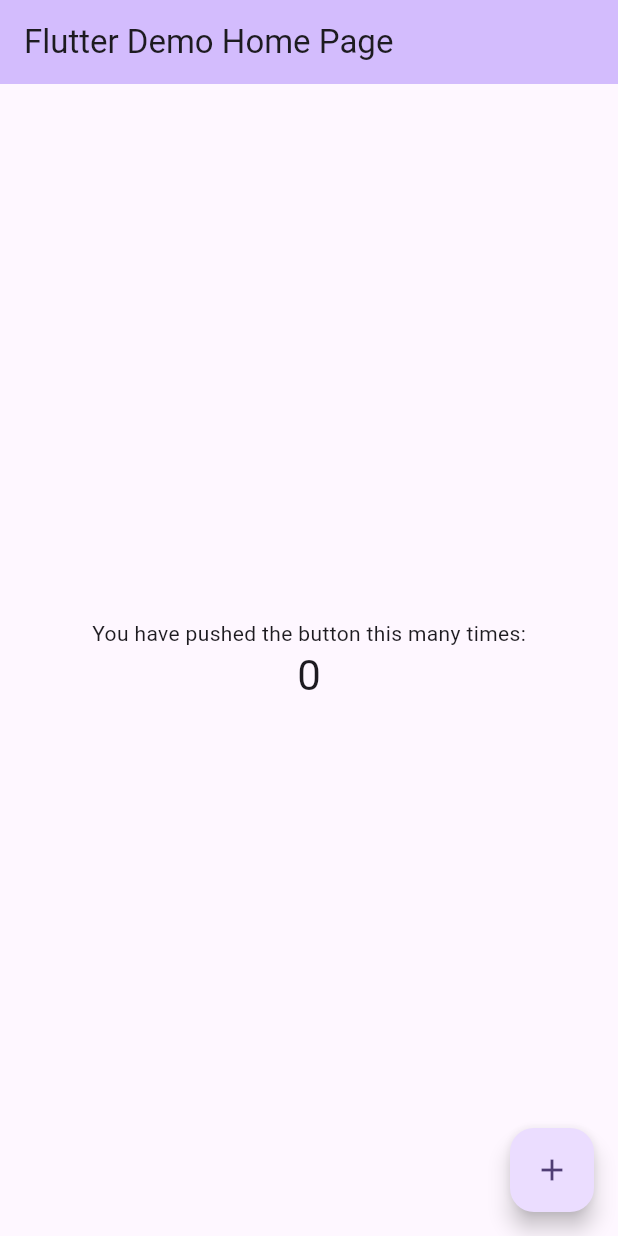
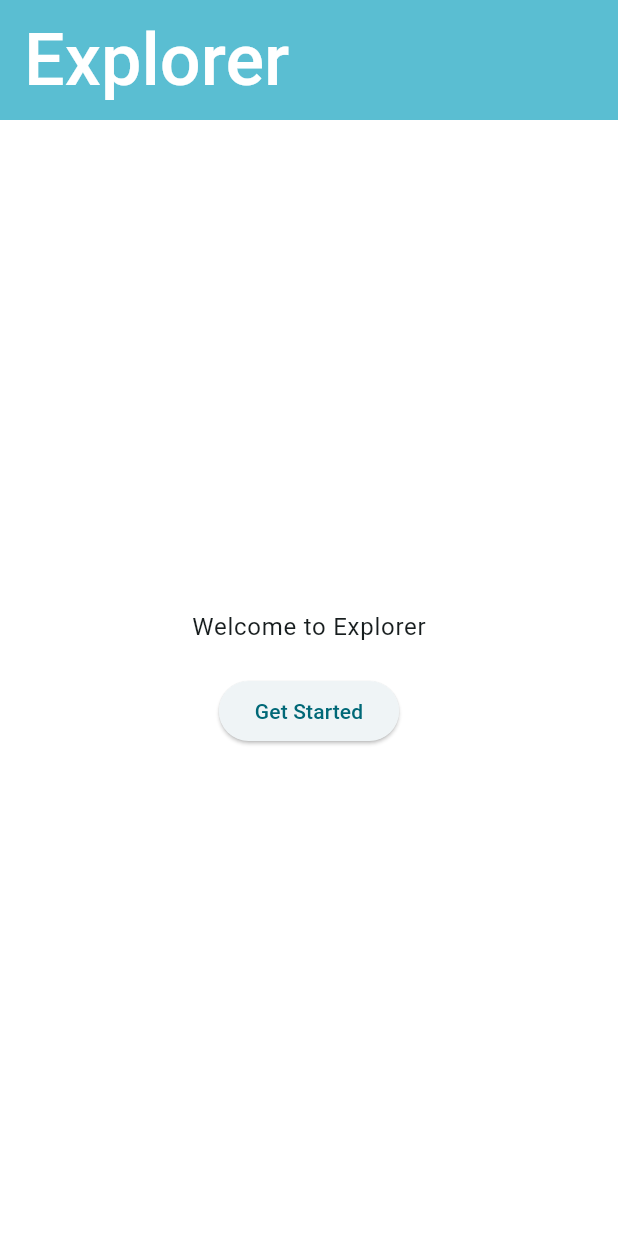
Before and after one commit to jackmccowan/explorer_web, a Flutter app: the screen it shows after launch, on a phone screen of 412 x 824 dp. Run offline on Flutter 3.47's test engine with Material 3 defaults, Android fonts, the phone set to English and light mode, and no system bars; our stand-ins replace firebase_core; accounts and stored records are empty.

Commit message:
updated front end

```diff
--- a/lib/main.dart
+++ b/lib/main.dart
@@ -1,5 +1,7 @@
 import 'package:firebase_core/firebase_core.dart';
 import 'package:flutter/material.dart';
+
+const Color explorerBlue = Color.fromARGB(255, 90, 190, 210);
 
 void main() async {
   WidgetsFlutterBinding.ensureInitialized();
@@ -17,90 +19,58 @@ void main() async {
 class MyApp extends StatelessWidget {
   const MyApp({super.key});
 
-  // This widget is the root of your application.
   @override
   Widget build(BuildContext context) {
     return MaterialApp(
-      title: 'Flutter Demo',
+      debugShowCheckedModeBanner: false,
+      title: 'Explorer',
       theme: ThemeData(
-        colorScheme: ColorScheme.fromSeed(seedColor: Colors.deepPurple),
+        colorScheme: ColorScheme.fromSeed(seedColor: explorerBlue),
         useMaterial3: true,
       ),
-      home: const MyHomePage(title: 'Flutter Demo Home Page'),
+      home: const MyHomePage(),
     );
   }
 }
 
-class MyHomePage extends StatefulWidget {
-  const MyHomePage({super.key, required this.title});
-
-  final String title;
-
-  @override
-  State<MyHomePage> createState() => _MyHomePageState();
-}
-
-class _MyHomePageState extends State<MyHomePage> {
-  int _counter = 0;
-
-  void _incrementCounter() {
-    setState(() {
-      _counter++;
-    });
-  }
+class MyHomePage extends StatelessWidget {
+  const MyHomePage({super.key});
 
   @override
   Widget build(BuildContext context) {
-    // This method is rerun every time setState is called, for instance as done
-    // by the _incrementCounter method above.
-    //
-    // The Flutter framework has been optimized to make rerunning build methods
-    // fast, so that you can just rebuild anything that needs updating rather
-    // than having to individually change instances of widgets.
     return Scaffold(
       appBar: AppBar(
-        // TRY THIS: Try changing the color here to a specific color (to
-        // Colors.amber, perhaps?) and trigger a hot reload to see the AppBar
-        // change color while the other colors stay the same.
-        backgroundColor: Theme.of(context).colorScheme.inversePrimary,
-        // Here we take the value from the MyHomePage object that was created by
-        // the App.build method, and use it to set our appbar title.
-        title: Text(widget.title),
+        title: const Text("Explorer", style: TextStyle(color: Colors.white, fontSize: 48, fontWeight: FontWeight.w500)),
+        backgroundColor: explorerBlue,
+        toolbarHeight: 80,
       ),
-      body: Center(
-        // Center is a layout widget. It takes a single child and positions it
-        // in the middle of the parent.
-        child: Column(
-          // Column is also a layout widget. It takes a list of children and
-          // arranges them vertically. By default, it sizes itself to fit its
-          // children horizontally, and tries to be as tall as its parent.
-          //
-          // Column has various properties to control how it sizes itself and
-          // how it positions its children. Here we use mainAxisAlignment to
-          // center the children vertically; the main axis here is the vertical
-          // axis because Columns are vertical (the cross axis would be
-          // horizontal).
-          //
-          // TRY THIS: Invoke "debug painting" (choose the "Toggle Debug Paint"
-          // action in the IDE, or press "p" in the console), to see the
-          // wireframe for each widget.
-          mainAxisAlignment: MainAxisAlignment.center,
-          children: <Widget>[
-            const Text(
-              'You have pushed the button this many times:',
+      body: Stack(
+        children: [
+          Positioned.fill(
+            child: Column(
+              children: [
+                Expanded(child: Container(color: Colors.white)),
+              ],
             ),
-            Text(
-              '$_counter',
-              style: Theme.of(context).textTheme.headlineMedium,
+          ),
+          Center(
+            child: Column(
+              mainAxisSize: MainAxisSize.min,
+              children: [
+                Text(
+                  "Welcome to Explorer",
+                  style: Theme.of(context).textTheme.bodyLarge,
+                ),
+                const SizedBox(height: 20),
+                ElevatedButton(
+                  onPressed: () {},
+                  child: const Text("Get Started"),
+                ),
+              ],
             ),
-          ],
-        ),
+          ),
+        ],
       ),
-      floatingActionButton: FloatingActionButton(
-        onPressed: _incrementCounter,
-        tooltip: 'Increment',
-        child: const Icon(Icons.add),
-      ), // This trailing comma makes auto-formatting nicer for build methods.
     );
   }
 }
```
